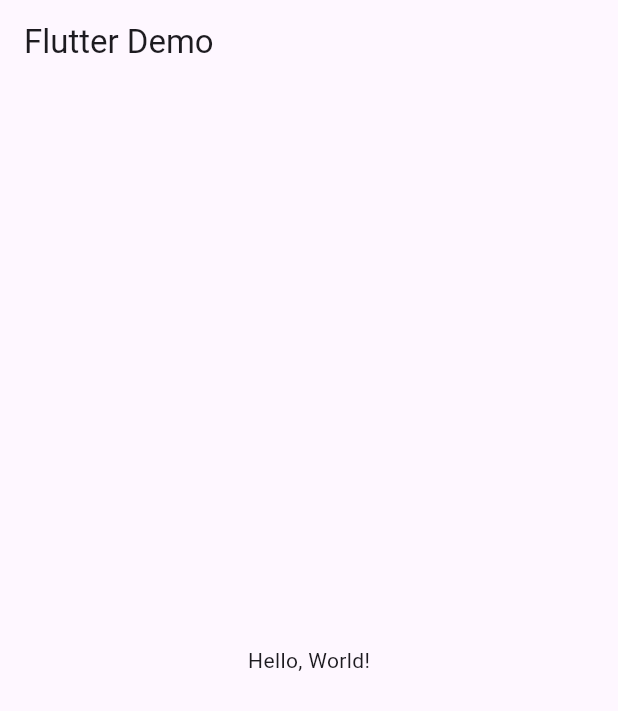
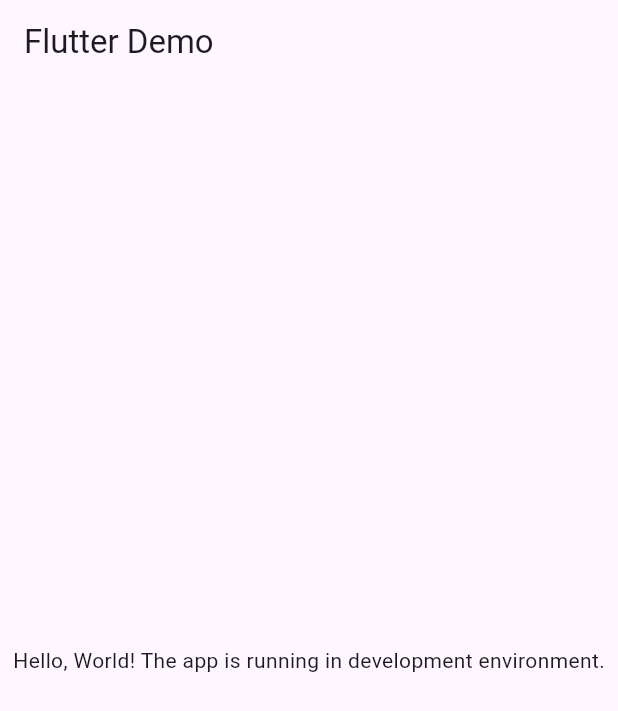
Before and after one commit to ProjectAJ14/flutter_env, a Flutter app: the screen it shows after launch, on a phone screen of 412 x 824 dp. Shown: the top 711 px of the screen. Run offline on Flutter 3.47's test engine with Material 3 defaults, Android fonts, the phone set to English and light mode, and no system bars.

Commit message:
chore: Added more variables and sample .env files - Added IDE files

```diff
--- /dev/null
+++ b/env.json
@@ -0,0 +1,4 @@
+{
+  "APP_NAME": "Flutter Environment Variables",
+  "APP_ENVIRONMENT": "production"
+}
--- a/lib/ui/home/home_page.dart
+++ b/lib/ui/home/home_page.dart
@@ -11,8 +11,9 @@
       appBar: AppBar(
         title: Text(EnvConfig.appName),
       ),
-      body: const Center(
-        child: Text('Hello, World!'),
+      body: Center(
+        child: Text(
+            'Hello, World! The app is running in ${EnvConfig.appEnvironment} environment.'),
       ),
     );
   }
--- a/lib/utils/env.dart
+++ b/lib/utils/env.dart
@@ -1,6 +1,10 @@
-class EnvConfig {
+abstract class EnvConfig {
   static String appName = const String.fromEnvironment(
     'APP_NAME',
     defaultValue: 'Flutter Demo',
   );
+  static String appEnvironment = const String.fromEnvironment(
+    'APP_ENVIRONMENT',
+    defaultValue: 'development',
+  );
 }
```
Also changed, not shown: dev.env (added), prod.env (added), 3 other files.
